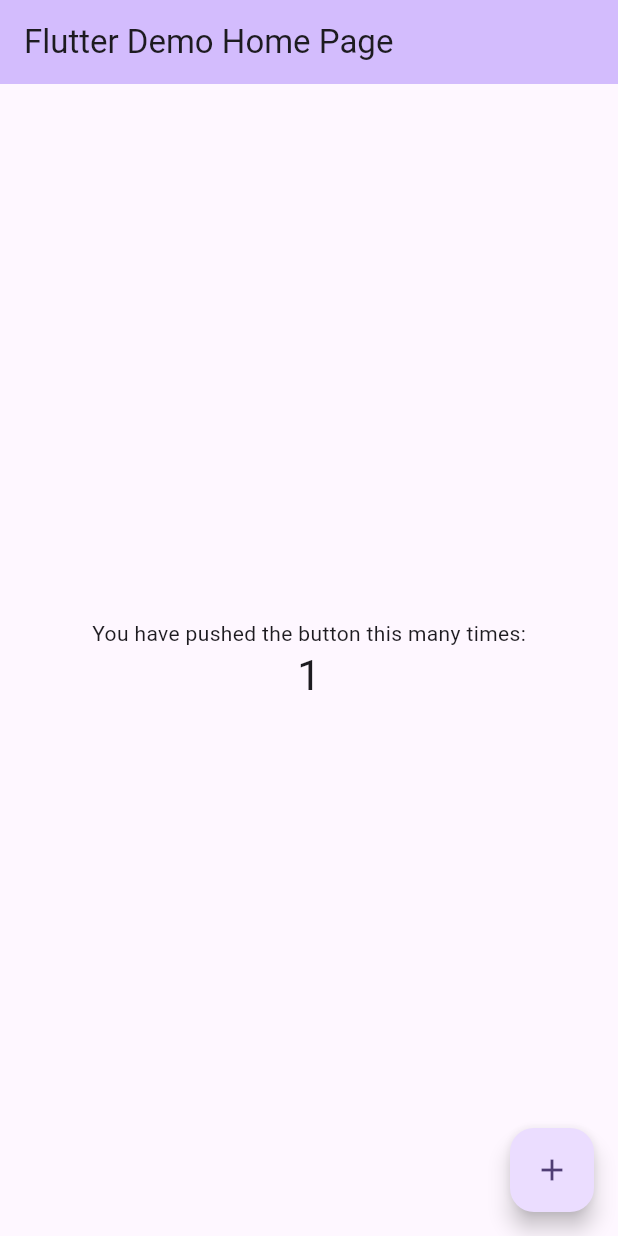
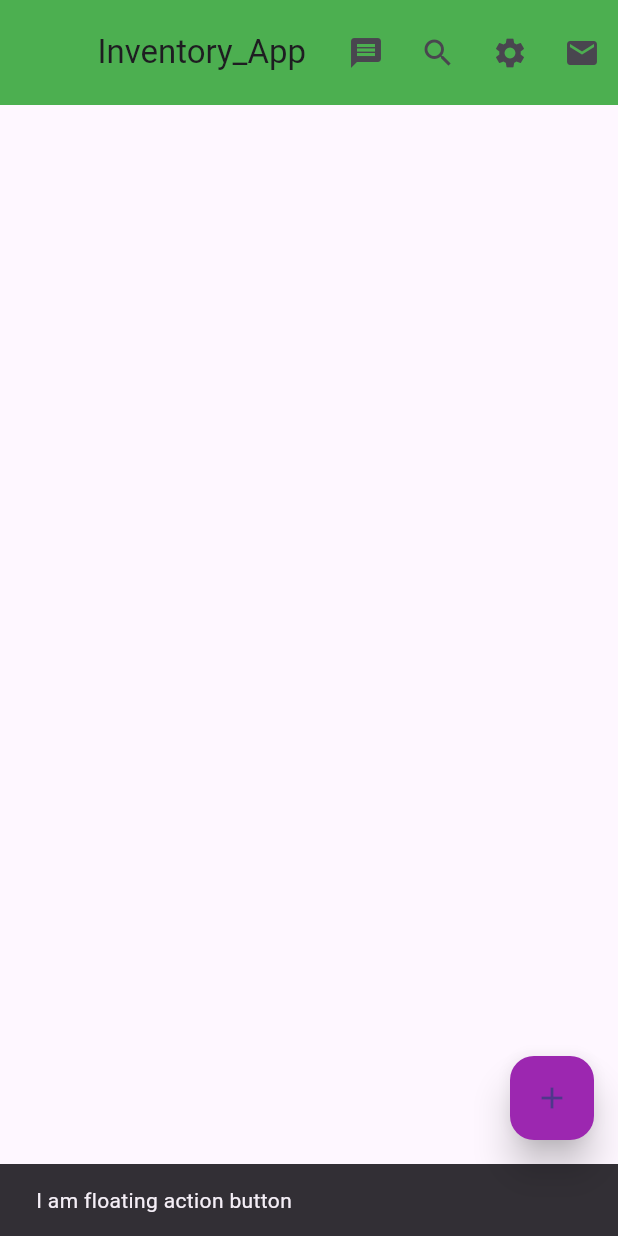
Before and after one commit to ahammodsarif/flutter_rabbil, a Flutter app: the screen it shows after launch, after a tap on the "add" icon, on a phone screen of 412 x 824 dp. Run offline on Flutter 3.47's test engine with Material 3 defaults, Android fonts, the phone set to English and light mode, and no system bars.

Commit message:
main update

```diff
--- a/lib/main.dart
+++ b/lib/main.dart
@@ -1,125 +1,68 @@
+import 'package:flutter/cupertino.dart';
 import 'package:flutter/material.dart';
 
-void main() {
+void main(){
   runApp(const MyApp());
 }
 
-class MyApp extends StatelessWidget {
+class MyApp extends StatelessWidget{
   const MyApp({super.key});
 
-  // This widget is the root of your application.
+
   @override
   Widget build(BuildContext context) {
+
     return MaterialApp(
-      title: 'Flutter Demo',
-      theme: ThemeData(
-        // This is the theme of your application.
-        //
-        // TRY THIS: Try running your application with "flutter run". You'll see
-        // the application has a purple toolbar. Then, without quitting the app,
-        // try changing the seedColor in the colorScheme below to Colors.green
-        // and then invoke "hot reload" (save your changes or press the "hot
-        // reload" button in a Flutter-supported IDE, or press "r" if you used
-        // the command line to start the app).
-        //
-        // Notice that the counter didn't reset back to zero; the application
-        // state is not lost during the reload. To reset the state, use hot
-        // restart instead.
-        //
-        // This works for code too, not just values: Most code changes can be
-        // tested with just a hot reload.
-        colorScheme: ColorScheme.fromSeed(seedColor: Colors.deepPurple),
-        useMaterial3: true,
+      title: "My App",
+        theme: ThemeData(primarySwatch: Colors.teal),
+        darkTheme: ThemeData(primarySwatch: Colors.yellow),
+        debugShowCheckedModeBanner: false,
+        color: Colors.cyanAccent,
+
+        home: HomeActivity());
+  }
+
+}
+
+class HomeActivity extends StatelessWidget{
+  const HomeActivity({super.key});
+
+
+  MySnackBar(message, context){
+    ScaffoldMessenger.of(context).showSnackBar(
+      SnackBar(content: Text(message))
+    );
+  }
+
+
+  @override
+  Widget build(BuildContext context) {
+
+    return Scaffold(
+      appBar: AppBar(
+        backgroundColor: Colors.green,
+        centerTitle: true,
+        //titleSpacing: 50,
+        toolbarOpacity: 0.9,
+        toolbarHeight: 70,
+        elevation: 0,
+        title: Text("Inventory_App"),
+        actions: [
+          IconButton(onPressed: (){MySnackBar("I am message", context);}, icon: Icon(Icons.message)),
+          IconButton(onPressed: (){MySnackBar("I am search", context);}, icon: Icon(Icons.search)),
+          IconButton(onPressed: (){MySnackBar("I am setting", context);}, icon: Icon(Icons.settings)),
+          IconButton(onPressed: (){MySnackBar("I am email", context);}, icon: Icon(Icons.email)),
+        ],
       ),
-      home: const MyHomePage(title: 'Flutter Demo Home Page'),
+      floatingActionButton: FloatingActionButton(
+        elevation: 10,
+        child: Icon(Icons.add),
+        backgroundColor: Colors.purple,
+        onPressed: (){
+          MySnackBar("I am floating action button", context);
+        },
+      ),
+
     );
   }
 }
-
-class MyHomePage extends StatefulWidget {
-  const MyHomePage({super.key, required this.title});
-
-  // This widget is the home page of your application. It is stateful, meaning
-  // that it has a State object (defined below) that contains fields that affect
-  // how it looks.
-
-  // This class is the configuration for the state. It holds the values (in this
-  // case the title) provided by the parent (in this case the App widget) and
-  // used by the build method of the State. Fields in a Widget subclass are
-  // always marked "final".
-
-  final String title;
-
-  @override
-  State<MyHomePage> createState() => _MyHomePageState();
-}
-
-class _MyHomePageState extends State<MyHomePage> {
-  int _counter = 0;
-
-  void _incrementCounter() {
-    setState(() {
-      // This call to setState tells the Flutter framework that something has
-      // changed in this State, which causes it to rerun the build method below
-      // so that the display can reflect the updated values. If we changed
-      // _counter without calling setState(), then the build method would not be
-      // called again, and so nothing would appear to happen.
-      _counter++;
-    });
-  }
-
-  @override
-  Widget build(BuildContext context) {
-    // This method is rerun every time setState is called, for instance as done
-    // by the _incrementCounter method above.
-    //
-    // The Flutter framework has been optimized to make rerunning build methods
-    // fast, so that you can just rebuild anything that needs updating rather
-    // than having to individually change instances of widgets.
-    return Scaffold(
-      appBar: AppBar(
-        // TRY THIS: Try changing the color here to a specific color (to
-        // Colors.amber, perhaps?) and trigger a hot reload to see the AppBar
-        // change color while the other colors stay the same.
-        backgroundColor: Theme.of(context).colorScheme.inversePrimary,
-        // Here we take the value from the MyHomePage object that was created by
-        // the App.build method, and use it to set our appbar title.
-        title: Text(widget.title),
-      ),
-      body: Center(
-        // Center is a layout widget. It takes a single child and positions it
-        // in the middle of the parent.
-        child: Column(
-          // Column is also a layout widget. It takes a list of children and
-          // arranges them vertically. By default, it sizes itself to fit its
-          // children horizontally, and tries to be as tall as its parent.
-          //
-          // Column has various properties to control how it sizes itself and
-          // how it positions its children. Here we use mainAxisAlignment to
-          // center the children vertically; the main axis here is the vertical
-          // axis because Columns are vertical (the cross axis would be
-          // horizontal).
-          //
-          // TRY THIS: Invoke "debug painting" (choose the "Toggle Debug Paint"
-          // action in the IDE, or press "p" in the console), to see the
-          // wireframe for each widget.
-          mainAxisAlignment: MainAxisAlignment.center,
-          children: <Widget>[
-            const Text(
-              'You have pushed the button this many times:',
-            ),
-            Text(
-              '$_counter',
-              style: Theme.of(context).textTheme.headlineMedium,
-            ),
-          ],
-        ),
-      ),
-      floatingActionButton: FloatingActionButton(
-        onPressed: _incrementCounter,
-        tooltip: 'Increment',
-        child: const Icon(Icons.add),
-      ), // This trailing comma makes auto-formatting nicer for build methods.
-    );
-  }
-}
```
Also changed, not shown: lib/bottom_navigation.dart (added).
